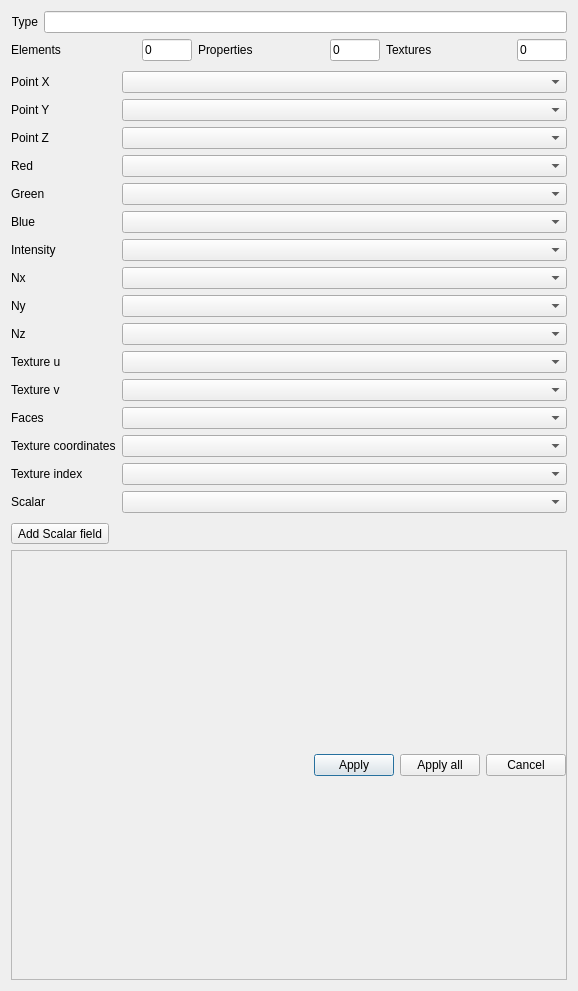
This is libs/eCV_io/ui/openPlyFileDlg.ui in Asher-1/ACloudViewer as Qt 5 draws it before an edit. The edited form follows.
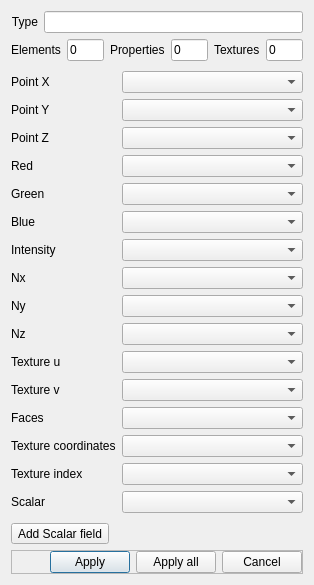
This is the edited form.

```diff
--- a/libs/eCV_io/ui/openPlyFileDlg.ui
+++ b/libs/eCV_io/ui/openPlyFileDlg.ui
@@ -6,8 +6,8 @@
    <rect>
     <x>0</x>
     <y>0</y>
-    <width>578</width>
-    <height>991</height>
+    <width>314</width>
+    <height>529</height>
    </rect>
   </property>
   <property name="windowTitle">
```
